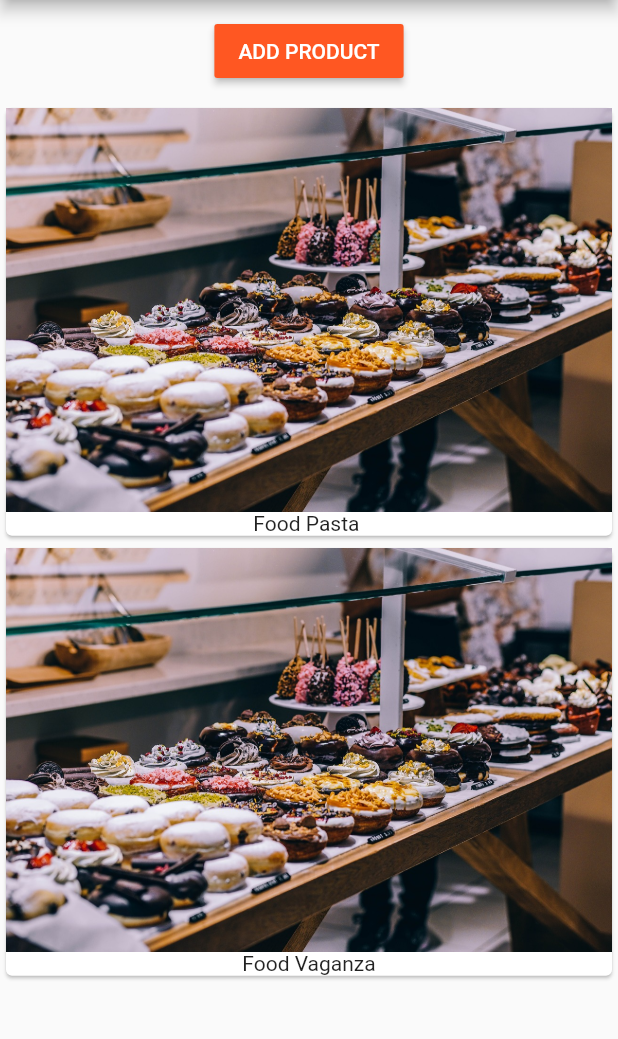
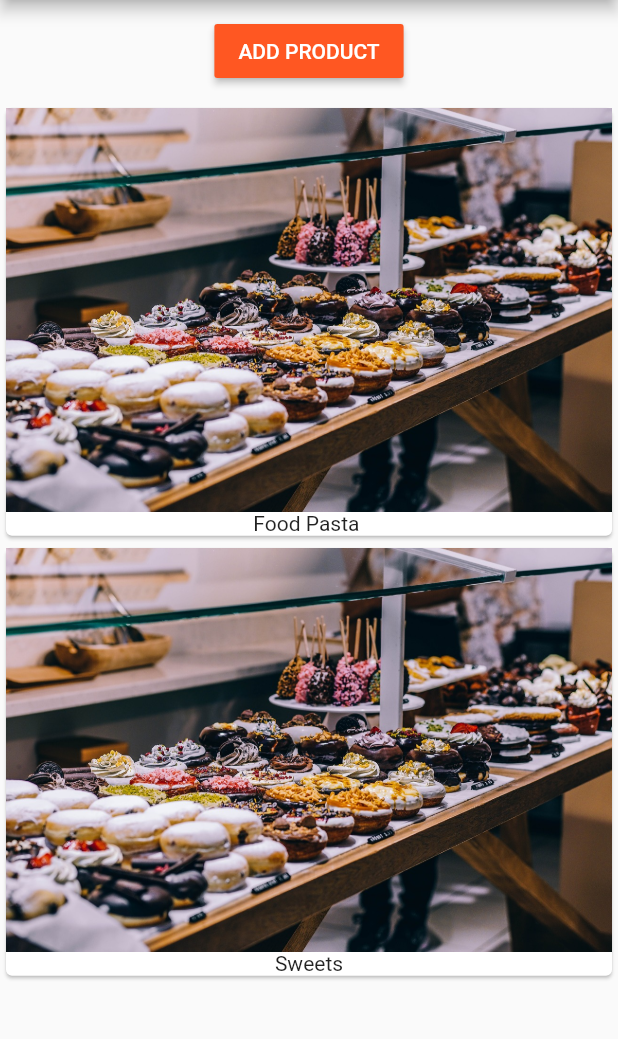
Before and after one commit to khanifzyen/my_first_app, a Flutter app: the screen it shows after launch, after a tap on "ADD PRODUCT", on a phone screen of 412 x 824 dp, the part 84-1123 px from its top. Run offline on Flutter 3.47's test engine with Material 2 defaults, Android fonts, the phone set to English and light mode, and no system bars.

```diff
--- /dev/null
+++ b/lib/product_control.dart
@@ -0,0 +1,21 @@
+import 'package:flutter/material.dart';
+
+class ProductControl extends StatelessWidget {
+  final Function addProduct;
+
+  ProductControl(this.addProduct);
+
+  @override
+  Widget build(BuildContext context) {
+    return RaisedButton(
+      color: Theme.of(context).primaryColor,
+      child: Text(
+        'ADD PRODUCT',
+        style: TextStyle(color: Colors.white),
+      ),
+      onPressed: () {
+        addProduct('Sweets');
+      }
+    );
+  }
+}
--- a/lib/product_manager.dart
+++ b/lib/product_manager.dart
@@ -1,5 +1,6 @@
 import 'package:flutter/material.dart';
 import './products.dart';
+import './product_control.dart';
 
 class ProductManager extends StatefulWidget {
   final String startingProduct;
@@ -24,6 +25,13 @@ class _ProductManagerState extends State<ProductManager> {
     //print(_products);
   }
 
+  void _addProduct(String product) {
+    setState(() {
+      _products.add(product);
+      print(_products);
+    });
+  }
+
   @override
   Widget build(BuildContext context) {
     print('[ProductManagerState] build()');
@@ -31,19 +39,7 @@ class _ProductManagerState extends State<ProductManager> {
       children: <Widget>[
         Container(
           margin: EdgeInsets.only(top: 10.0, bottom: 10.0),
-          child: RaisedButton(
-            color: Theme.of(context).primaryColor,
-            child: Text(
-              'ADD PRODUCT',
-              style: TextStyle(color: Colors.white),
-            ),
-            onPressed: () {
-              setState(() {
-                _products.add('Food Vaganza');
-                print(_products);
-              });
-            },
-          ),
+          child: ProductControl(_addProduct),
         ),
         Products(_products),
       ],
```
